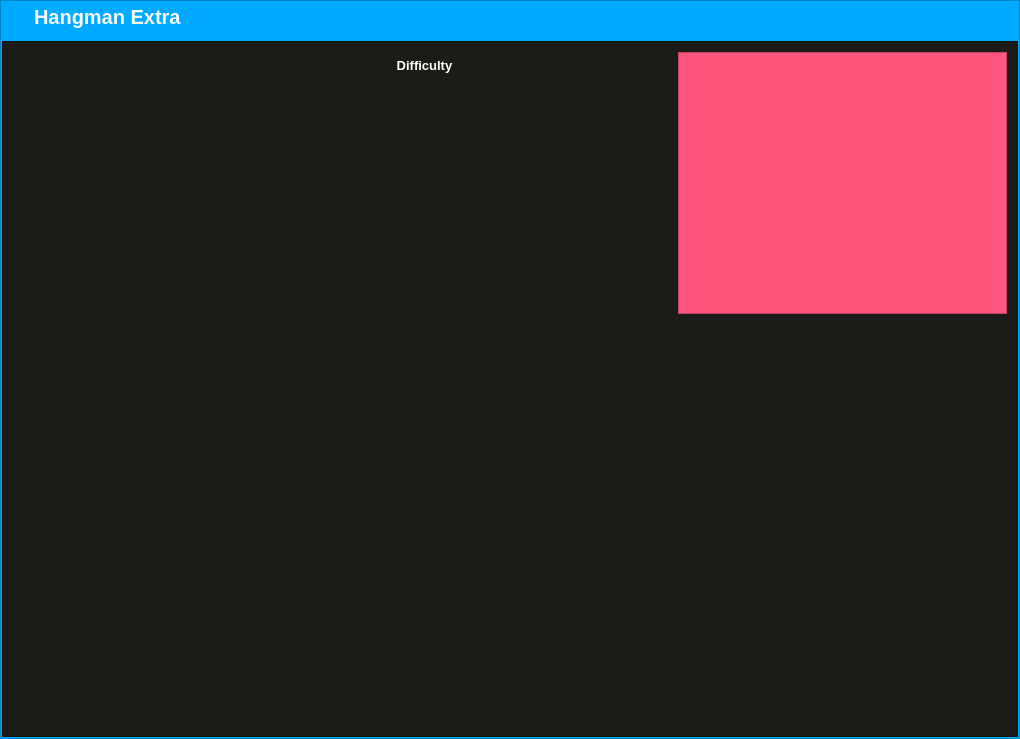
This is assets/ui/main_v4.ui in cis3296f22/prj-04-hangmanai as Qt 5 draws it before an edit. The edited form follows.
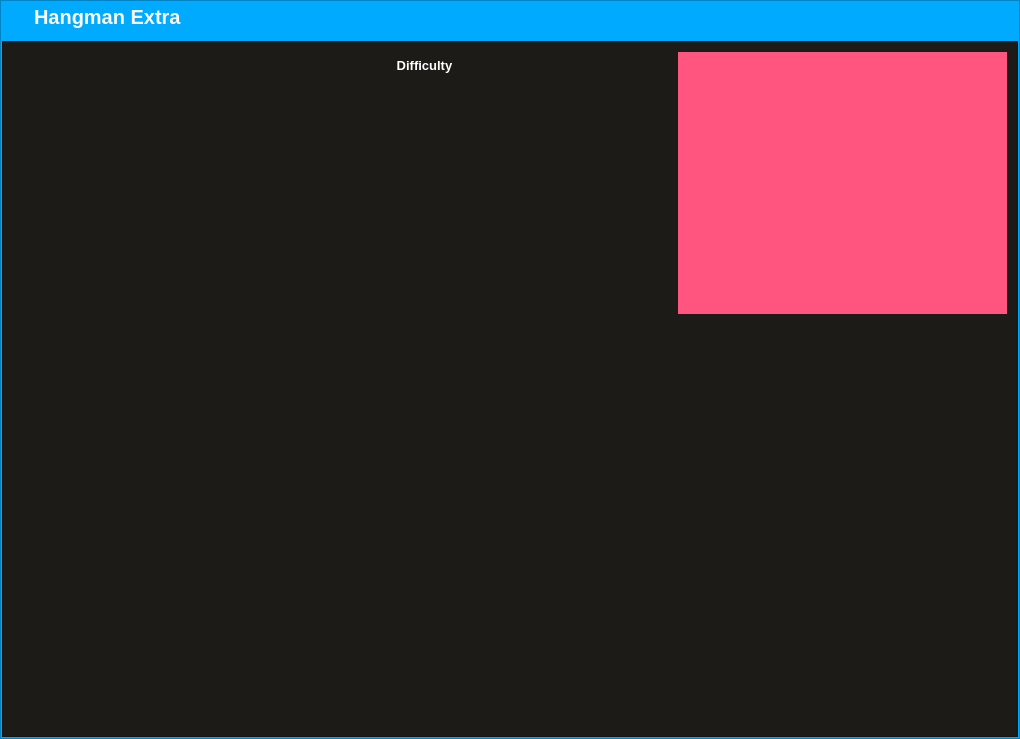
This is the edited form. Icons and pictures are not drawn.

Commit message: Camera Thread created and connected to main frame

Patch:
```diff
--- a/assets/ui/main_v4.ui
+++ b/assets/ui/main_v4.ui
@@ -277,6 +277,12 @@
       </item>
       <item>
        <widget class="QFrame" name="mainContainer">
+        <property name="sizePolicy">
+         <sizepolicy hsizetype="MinimumExpanding" vsizetype="Preferred">
+          <horstretch>0</horstretch>
+          <verstretch>0</verstretch>
+         </sizepolicy>
+        </property>
         <property name="styleSheet">
          <string notr="true">background-color: rgb(29, 27, 24);</string>
         </property>
@@ -297,7 +303,7 @@
            </property>
            <property name="minimumSize">
             <size>
-             <width>250</width>
+             <width>700</width>
              <height>0</height>
             </size>
            </property>
@@ -530,7 +536,7 @@
              </widget>
             </item>
             <item>
-             <widget class="QFrame" name="cameraView">
+             <widget class="QLabel" name="cameraView">
               <property name="sizePolicy">
                <sizepolicy hsizetype="Preferred" vsizetype="Preferred">
                 <horstretch>1</horstretch>
@@ -540,11 +546,8 @@
               <property name="styleSheet">
                <string notr="true">background-color: rgb(255, 85, 127);</string>
               </property>
-              <property name="frameShape">
-               <enum>QFrame::StyledPanel</enum>
-              </property>
-              <property name="frameShadow">
-               <enum>QFrame::Raised</enum>
+              <property name="text">
+               <string/>
               </property>
              </widget>
             </item>
```
The commit also changes 4 other files.
